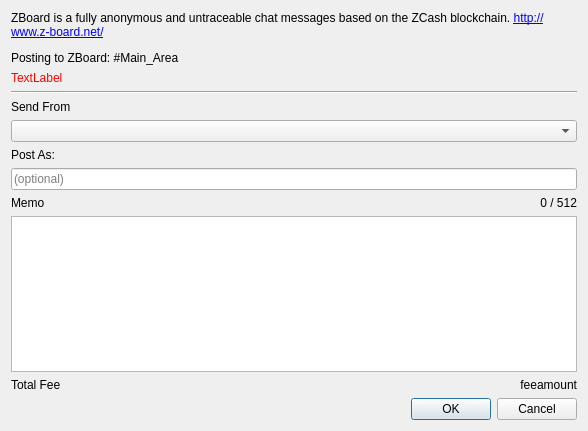
z-bitcoinz/BitcoinZ_Blue, file src/zboard.ui: the form before one commit.
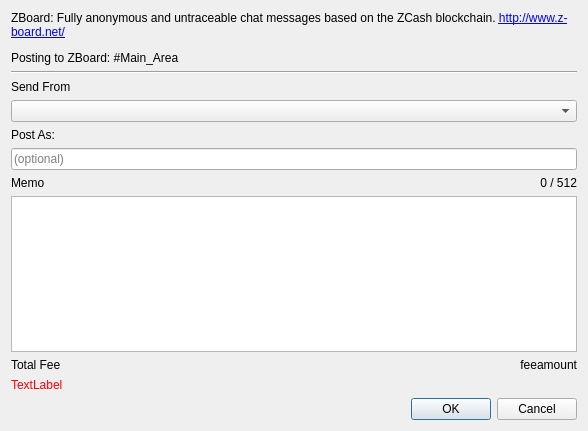
The form after the commit.

What changed in the file:
```diff
--- a/src/zboard.ui
+++ b/src/zboard.ui
@@ -14,38 +14,24 @@
    <string>Post to z-board.net</string>
   </property>
   <layout class="QGridLayout" name="gridLayout">
-   <item row="4" column="0" colspan="2">
-    <widget class="QComboBox" name="fromAddr"/>
-   </item>
-   <item row="3" column="0">
-    <widget class="QLabel" name="label_5">
+   <item row="14" column="0">
+    <widget class="QLabel" name="label_4">
      <property name="text">
-      <string>Send From</string>
+      <string>Total Fee</string>
      </property>
     </widget>
    </item>
-   <item row="2" column="0" colspan="2">
-    <widget class="Line" name="line">
-     <property name="orientation">
-      <enum>Qt::Horizontal</enum>
+   <item row="14" column="1">
+    <widget class="QLabel" name="feeAmount">
+     <property name="text">
+      <string>feeamount</string>
      </property>
-    </widget>
-   </item>
-   <item row="6" column="0" colspan="2">
-    <widget class="QLineEdit" name="postAs">
-     <property name="placeholderText">
-      <string>(optional)</string>
+     <property name="alignment">
+      <set>Qt::AlignRight|Qt::AlignTrailing|Qt::AlignVCenter</set>
      </property>
     </widget>
    </item>
-   <item row="7" column="0">
-    <widget class="QLabel" name="label">
-     <property name="text">
-      <string>Memo</string>
-     </property>
-    </widget>
-   </item>
-   <item row="7" column="1">
+   <item row="12" column="1">
     <widget class="QLabel" name="memoSize">
      <property name="text">
       <string>0 / 512</string>
@@ -55,7 +41,7 @@
      </property>
     </widget>
    </item>
-   <item row="10" column="0" colspan="2">
+   <item row="16" column="0" colspan="2">
     <widget class="QDialogButtonBox" name="buttonBox">
      <property name="orientation">
       <enum>Qt::Horizontal</enum>
@@ -65,37 +51,38 @@
      </property>
     </widget>
    </item>
+   <item row="12" column="0">
+    <widget class="QLabel" name="label">
+     <property name="text">
+      <string>Memo</string>
+     </property>
+    </widget>
+   </item>
+   <item row="11" column="0" colspan="2">
+    <widget class="QLineEdit" name="postAs">
+     <property name="placeholderText">
+      <string>(optional)</string>
+     </property>
+    </widget>
+   </item>
    <item row="5" column="0">
+    <widget class="QLabel" name="label_5">
+     <property name="text">
+      <string>Send From</string>
+     </property>
+    </widget>
+   </item>
+   <item row="10" column="0">
     <widget class="QLabel" name="label_3">
      <property name="text">
       <string>Post As:</string>
      </property>
     </widget>
    </item>
-   <item row="9" column="0">
-    <widget class="QLabel" name="label_4">
-     <property name="text">
-      <string>Total Fee</string>
-     </property>
-    </widget>
-   </item>
-   <item row="8" column="0" colspan="2">
-    <widget class="QPlainTextEdit" name="memoTxt"/>
-   </item>
-   <item row="9" column="1">
-    <widget class="QLabel" name="feeAmount">
-     <property name="text">
-      <string>feeamount</string>
-     </property>
-     <property name="alignment">
-      <set>Qt::AlignRight|Qt::AlignTrailing|Qt::AlignVCenter</set>
-     </property>
-    </widget>
-   </item>
    <item row="0" column="0" colspan="2">
     <widget class="QLabel" name="label_2">
      <property name="text">
-      <string>&lt;html&gt;&lt;head/&gt;&lt;body&gt;&lt;p&gt;ZBoard is a fully anonymous and untraceable chat messages based on the ZCash blockchain. &lt;a href=&quot;http://www.z-board.net/&quot;&gt;&lt;span style=&quot; text-decoration: underline; color:#0000ff;&quot;&gt;http://www.z-board.net/&lt;/span&gt;&lt;/a&gt;&lt;/p&gt;&lt;p&gt;Posting to ZBoard: #Main_Area&lt;/p&gt;&lt;/body&gt;&lt;/html&gt;</string>
+      <string>&lt;html&gt;&lt;head/&gt;&lt;body&gt;&lt;p&gt;ZBoard: Fully anonymous and untraceable chat messages based on the ZCash blockchain. &lt;a href=&quot;http://www.z-board.net/&quot;&gt;&lt;span style=&quot; text-decoration: underline; color:#0000ff;&quot;&gt;http://www.z-board.net/&lt;/span&gt;&lt;/a&gt;&lt;/p&gt;&lt;p&gt;Posting to ZBoard: #Main_Area&lt;/p&gt;&lt;/body&gt;&lt;/html&gt;</string>
      </property>
      <property name="wordWrap">
       <bool>true</bool>
@@ -105,7 +92,13 @@
      </property>
     </widget>
    </item>
-   <item row="1" column="0" colspan="2">
+   <item row="13" column="0" colspan="2">
+    <widget class="QPlainTextEdit" name="memoTxt"/>
+   </item>
+   <item row="6" column="0" colspan="2">
+    <widget class="QComboBox" name="fromAddr"/>
+   </item>
+   <item row="15" column="0">
     <widget class="QLabel" name="testnetWarning">
      <property name="styleSheet">
       <string notr="true">color:red;</string>
@@ -115,6 +108,13 @@
      </property>
     </widget>
    </item>
+   <item row="4" column="0" colspan="2">
+    <widget class="Line" name="line_2">
+     <property name="orientation">
+      <enum>Qt::Horizontal</enum>
+     </property>
+    </widget>
+   </item>
   </layout>
  </widget>
  <tabstops>
```
